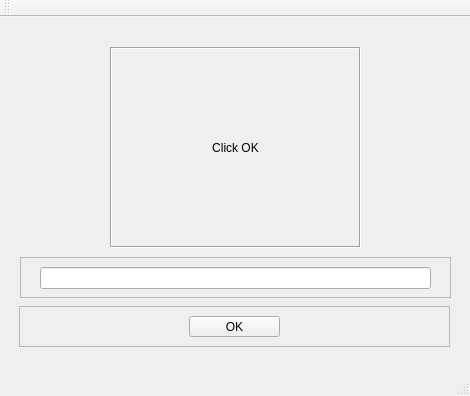
Old version of the form QRcode/mainwindow.ui in the repository tnct-spc/procon2018-comp.
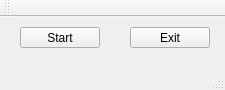
New version of the form.

Diff of the .ui file:
```diff
--- a/QRcode/mainwindow.ui
+++ b/QRcode/mainwindow.ui
@@ -6,105 +6,39 @@
    <rect>
     <x>0</x>
     <y>0</y>
-    <width>470</width>
-    <height>396</height>
+    <width>225</width>
+    <height>90</height>
    </rect>
   </property>
   <property name="windowTitle">
    <string>MainWindow</string>
   </property>
   <widget class="QWidget" name="centralWidget">
-   <widget class="QLabel" name="areaCode">
-    <property name="geometry">
-     <rect>
-      <x>110</x>
-      <y>30</y>
-      <width>251</width>
-      <height>201</height>
-     </rect>
-    </property>
-    <property name="minimumSize">
-     <size>
-      <width>251</width>
-      <height>201</height>
-     </size>
-    </property>
-    <property name="autoFillBackground">
-     <bool>true</bool>
-    </property>
-    <property name="frameShape">
-     <enum>QFrame::Box</enum>
-    </property>
-    <property name="frameShadow">
-     <enum>QFrame::Sunken</enum>
-    </property>
-    <property name="text">
-     <string>Click OK</string>
-    </property>
-    <property name="alignment">
-     <set>Qt::AlignCenter</set>
-    </property>
-   </widget>
-   <widget class="QFrame" name="frame">
+   <widget class="QPushButton" name="btnStart">
     <property name="geometry">
      <rect>
       <x>20</x>
-      <y>240</y>
-      <width>431</width>
-      <height>41</height>
+      <y>10</y>
+      <width>80</width>
+      <height>21</height>
      </rect>
     </property>
-    <property name="frameShape">
-     <enum>QFrame::StyledPanel</enum>
+    <property name="text">
+     <string>Start</string>
     </property>
-    <property name="frameShadow">
-     <enum>QFrame::Raised</enum>
-    </property>
-    <widget class="QLineEdit" name="lineResult">
-     <property name="geometry">
-      <rect>
-       <x>20</x>
-       <y>10</y>
-       <width>391</width>
-       <height>22</height>
-      </rect>
-     </property>
-     <property name="alignment">
-      <set>Qt::AlignCenter</set>
-     </property>
-     <property name="readOnly">
-      <bool>true</bool>
-     </property>
-    </widget>
    </widget>
-   <widget class="QFrame" name="frame_2">
+   <widget class="QPushButton" name="btnExit">
     <property name="geometry">
      <rect>
-      <x>19</x>
-      <y>289</y>
-      <width>431</width>
-      <height>41</height>
+      <x>130</x>
+      <y>10</y>
+      <width>80</width>
+      <height>21</height>
      </rect>
     </property>
-    <property name="frameShape">
-     <enum>QFrame::StyledPanel</enum>
+    <property name="text">
+     <string>Exit</string>
     </property>
-    <property name="frameShadow">
-     <enum>QFrame::Raised</enum>
-    </property>
-    <widget class="QPushButton" name="btnOk">
-     <property name="geometry">
-      <rect>
-       <x>170</x>
-       <y>10</y>
-       <width>91</width>
-       <height>21</height>
-      </rect>
-     </property>
-     <property name="text">
-      <string>OK</string>
-     </property>
-    </widget>
    </widget>
   </widget>
   <widget class="QMenuBar" name="menuBar">
```
Left out of the diff: 2 changed lines with no effect on the pictures.
